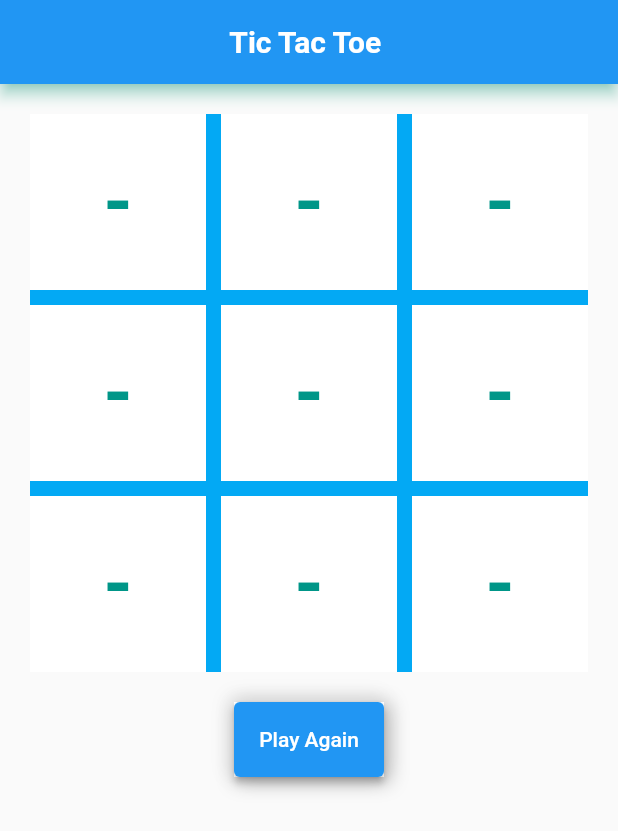
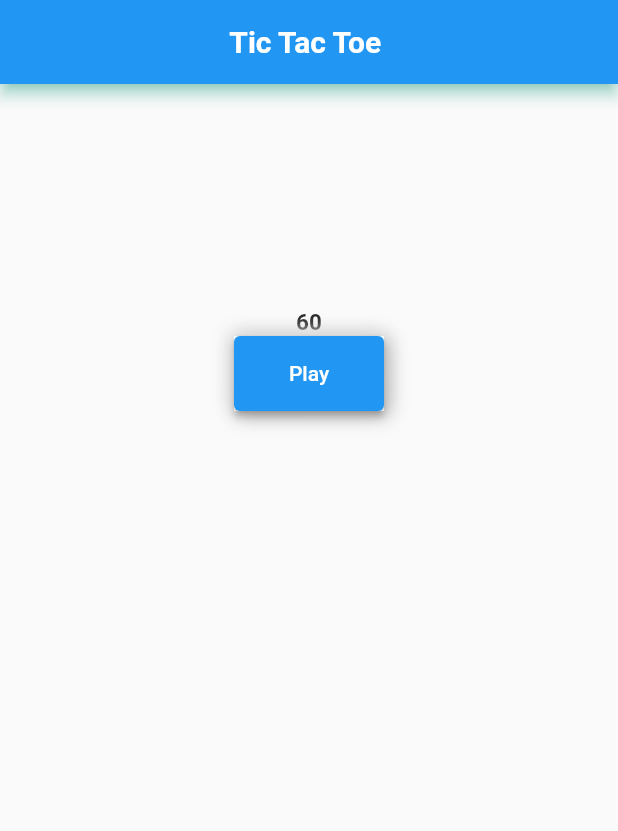
Before and after one commit to shubhamgitvns/Tic-Tac-Toe, a Flutter app: the MyFirstHomePage screen opened directly, on a phone screen of 412 x 824 dp. Shown: the top 831 px of the screen. Run offline on Flutter 3.47's test engine with Material 2 defaults, Android fonts, the phone set to English and light mode, and no system bars; network calls fail.

```diff
--- a/lib/Stateful.dart
+++ b/lib/Stateful.dart
@@ -1,3 +1,4 @@
+import 'dart:async';
 import 'dart:math';
 
 import 'package:flutter/material.dart';
@@ -18,7 +19,7 @@ class _MyFirstHomePageState extends State<MyFirstHomePage> {
   var grid = ['-', '-', '-', '-', '-', '-', '-', '-', '-'];
   var winner = "";
   var currentplayer = 'X';
-  var secondplayer = "O";
+ // var secondplayer = "O";
   Color currentplayercolorred = Colors.green;
   Color secondplayercolorred = Colors.red;
   Color red = Colors.red;
@@ -28,12 +29,60 @@ class _MyFirstHomePageState extends State<MyFirstHomePage> {
   var over = "Game Over";
   bool GameEnd = false;
   bool Gamedraw = false;
-  bool showornot = true;
+  bool showornot = false;
   bool play = false;
   int result = 0;
+  int _Counter=60;
+  late Timer _timer;
+ void startTimer(){
+   _Counter=60;
+   _timer=Timer.periodic(Duration(seconds:1),(timer) {
+     if(_Counter>0){
+       setState(() {
+         _Counter--;
+       });
+     } else{
+       setState(() {
+         showornot=false;
+         _timer.cancel();
+       });
+
+     }
+   });
+ }
+
+  void Score(){
+    setState(() {
+
+      // if(grid[0]=="X"){
+      //  scoreX = scoreX+=3;
+      //   print("player x=$scoreX");
+      // }
+
+      // if(grid[0]=="O"){
+      //   scoreY=scoreY+=3;
+      //   print("player y=$scoreY");
+      // }
+
+      // if(grid[2]=="X"){
+      //   scoreX=scoreX+=3;
+      //   print("player x=$scoreX");
+      // }
+
+      // if(grid[2]=="O"){
+      //  scoreY= scoreY+=3;
+      //   print("player y=$scoreY");
+      // }
+
+          });
+
+
+  }
 
   void restart() {
     setState(() {
+      _timer.cancel();
+      startTimer();
       play = false;
       Gamedraw = false;
       currentplayer = 'X';
@@ -48,12 +97,16 @@ class _MyFirstHomePageState extends State<MyFirstHomePage> {
   void cross(i) {
     setState(
           () {
+
         if (grid[i] == '-') {
           //if program is restart than var again call
+
           winner = "";
           GameEnd = false;
           grid[i] = currentplayer;
           currentplayer = currentplayer == 'X' ? 'O' : 'X';
+          //Score();
+          print(currentplayer);
           currentplayercolorred = currentplayercolorred == green ? red : green;
           secondplayercolorred = secondplayercolorred == red ? green : red;
           currentplayername = Utilities.firstcontroller.text;
@@ -63,6 +116,7 @@ class _MyFirstHomePageState extends State<MyFirstHomePage> {
     );
 
     result = checkAll();
+
   }
 
   int checkLine(int p1, int p2, int p3) {
@@ -89,7 +143,6 @@ class _MyFirstHomePageState extends State<MyFirstHomePage> {
     if (xcount > 0 && ocount > 0) {
       return 3;
     }
-
     return 0;
   }
 
@@ -206,6 +259,7 @@ class _MyFirstHomePageState extends State<MyFirstHomePage> {
       body: SingleChildScrollView(
         child: Center(
           child: Column(
+            mainAxisAlignment: MainAxisAlignment.end,
             children: [
               Row(
                 mainAxisAlignment: MainAxisAlignment.spaceAround,
@@ -321,6 +375,7 @@ class _MyFirstHomePageState extends State<MyFirstHomePage> {
                         onTap: () {
                           play = true;
                           cross(index);
+                          Score();
                           // checkLine(p1, p2, p3);
                         },
                         child: Center(
@@ -335,6 +390,11 @@ class _MyFirstHomePageState extends State<MyFirstHomePage> {
                     ),
                   ),
                 ),
+              ),
+
+              Padding(
+                padding: const EdgeInsets.only(top: 150),
+                child: Text("$_Counter",style: TextStyle(fontSize: 15,fontWeight: FontWeight.bold),),
               ),
               Container(
                 decoration: BoxDecoration(color: Colors.white, boxShadow: [
@@ -356,12 +416,44 @@ class _MyFirstHomePageState extends State<MyFirstHomePage> {
                   width: 100,
                   child: ElevatedButton(
                       onPressed: () {
-                        restart();
+                        startTimer();
                         showornot = true;
                       },
                       child: const Text(
-                        "Play Again",
+                        "Play",
                       )),
+                ),
+              ),
+              if(GameEnd || Gamedraw)
+              Padding(
+                padding: const EdgeInsets.all(8.0),
+                child: Container(
+                  decoration: BoxDecoration(color: Colors.white, boxShadow: [
+                    BoxShadow(
+                      color: Colors.grey.shade500,
+                      offset: const Offset(2.0, 2.0),
+                      blurRadius: 10,
+                      spreadRadius: 1.0,
+                    ),
+                    BoxShadow(
+                      color: Colors.grey.shade300,
+                      offset: const Offset(-2.0, -2.0),
+                      blurRadius: 10,
+                      spreadRadius: 1.0,
+                    )
+                  ]),
+                  child: SizedBox(
+                    height: 50,
+                    width: 100,
+                    child: ElevatedButton(
+                        onPressed: () {
+                          restart();
+                          showornot = true;
+                        },
+                        child: const Text(
+                          "Play Again",
+                        )),
+                  ),
                 ),
               )
             ],
@@ -701,6 +793,7 @@ class _MyHomePageState extends State<MyHomePage> {
                   ),
                 ),
               ),
+              Text("Counter"),
               Container(
                 decoration: BoxDecoration(color: Colors.white, boxShadow: [
                   BoxShadow(
--- a/lib/stateless.dart
+++ b/lib/stateless.dart
@@ -389,6 +389,7 @@ class PlayersIntroPage extends StatelessWidget {
                   width: 100,
                   child: ElevatedButton(
                       onPressed: () {
+                        //startTimer();
                         print("play");
                         Navigator.pushNamed(context, '/sixth');
                       },
```
